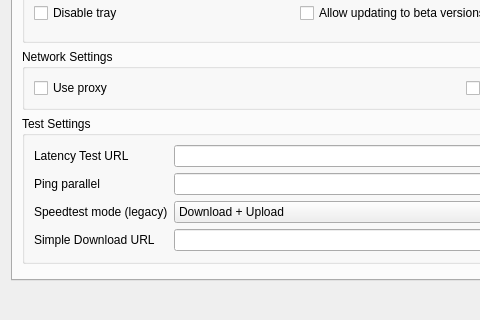
Above: include/ui/setting/dialog_basic_settings.ui from mipselqq/waterdisco before the change; both pictures show x 0 to 480 and y 152 to 472 of the 925 by 472 pixel window. Below: the same form after it.
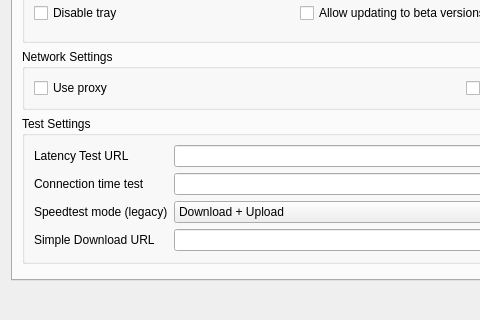
That is the form after the change. Custom widgets are drawn as their Qt base class.

Commit message: feat: replace ping test with connection time test and optimize connection time test

The edit to the form file:
```diff
--- a/include/ui/setting/dialog_basic_settings.ui
+++ b/include/ui/setting/dialog_basic_settings.ui
@@ -251,7 +251,7 @@
           <item row="1" column="0">
            <widget class="QLabel" name="label_14">
             <property name="text">
-                 <string>Ping parallel</string>
+              <string>Connection time test</string>
             </property>
            </widget>
           </item>
```
The commit also changes 4 other files.
